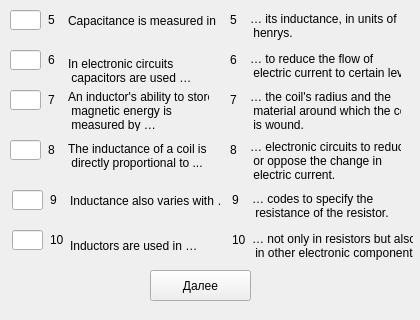
Above: client/UI/variant_1/zadanie6_part2_var1.ui from Scykorr/dmitr_client_serv_test before the change; both pictures show x 0 to 420 and y 300 to 620 of the 420 by 620 pixel window. Below: the same form after it.
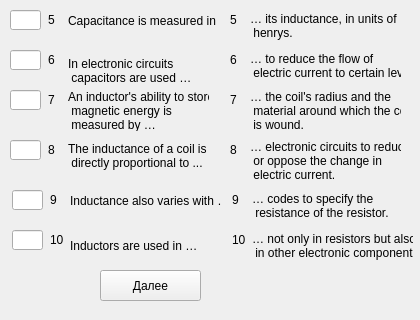
That is the form after the change.

Commit message: add to db answer task 5,6 part 2 var 1

Patch:
```diff
--- a/client/UI/variant_1/zadanie6_part2_var1.ui
+++ b/client/UI/variant_1/zadanie6_part2_var1.ui
@@ -93,7 +93,7 @@
   <widget class="QPushButton" name="pushButton_answer">
    <property name="geometry">
     <rect>
-     <x>150</x>
+     <x>100</x>
      <y>570</y>
      <width>101</width>
      <height>31</height>
@@ -707,10 +707,10 @@
   <widget class="QLabel" name="label_timer">
    <property name="geometry">
     <rect>
-     <x>260</x>
-     <y>580</y>
-     <width>141</width>
-     <height>21</height>
+     <x>230</x>
+     <y>570</y>
+     <width>171</width>
+     <height>31</height>
     </rect>
    </property>
    <property name="text">
```
The commit also changes 7 other files.
